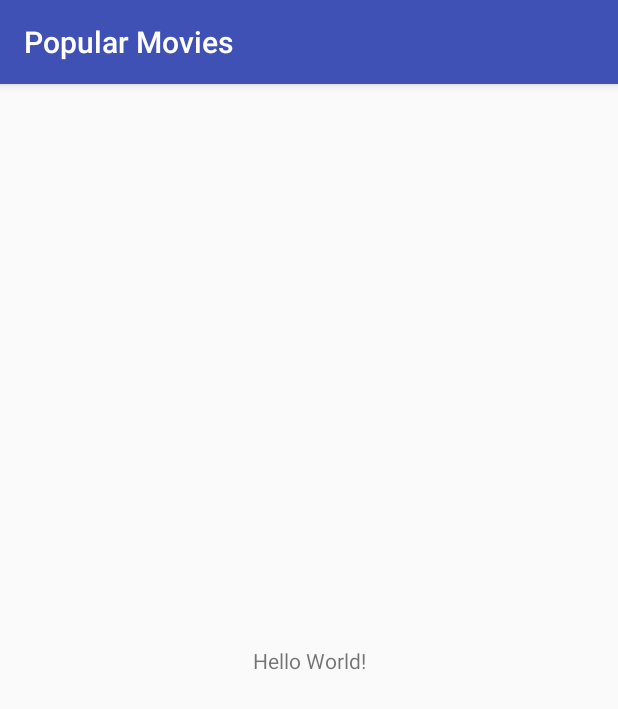
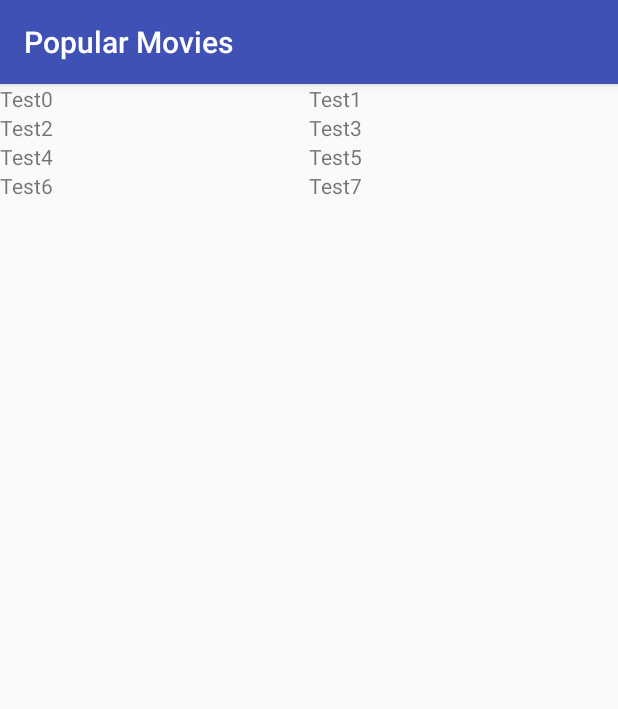
Before and after one commit to kwiecien/popular_movies, an Android app: the screen it shows after launch (MoviePostersActivity), on a phone screen of 412 x 824 dp. Shown: the top 709 px of the screen. Run offline under Robolectric (Android 15) with nearby library versions, the phone set to English and light mode, and no system bars.

Commit message:
feat: Add MoviePostersFragment with GridView

```diff
--- a/app/build.gradle
+++ b/app/build.gradle
@@ -16,6 +16,10 @@ android {
             proguardFiles getDefaultProguardFile('proguard-android.txt'), 'proguard-rules.pro'
         }
     }
+    compileOptions {
+        targetCompatibility 1.8
+        sourceCompatibility 1.8
+    }
 }
 
 repositories {
--- /dev/null
+++ b/app/src/main/java/com/kk/popularmovies/MoviePostersFragment.java
@@ -0,0 +1,44 @@
+package com.kk.popularmovies;
+
+import android.os.Bundle;
+import android.support.annotation.NonNull;
+import android.support.annotation.Nullable;
+import android.support.v4.app.Fragment;
+import android.view.LayoutInflater;
+import android.view.View;
+import android.view.ViewGroup;
+import android.widget.GridView;
+
+import com.kk.popularmovies.model.Movie;
+
+import java.time.LocalDate;
+import java.util.Arrays;
+
+public class MoviePostersFragment extends Fragment {
+
+    private MoviesAdapter mMoviesAdapter;
+
+    private Movie[] mMovies = {
+            new Movie.Builder("Test0", LocalDate.now()).build(),
+            new Movie.Builder("Test1", LocalDate.now()).build(),
+            new Movie.Builder("Test2", LocalDate.now()).build(),
+            new Movie.Builder("Test3", LocalDate.now()).build(),
+            new Movie.Builder("Test4", LocalDate.now()).build(),
+            new Movie.Builder("Test5", LocalDate.now()).build(),
+            new Movie.Builder("Test6", LocalDate.now()).build(),
+            new Movie.Builder("Test7", LocalDate.now()).build(),
+    };
+
+    public MoviePostersFragment() {
+    }
+
+    @Nullable
+    @Override
+    public View onCreateView(@NonNull LayoutInflater inflater, @Nullable ViewGroup container, @Nullable Bundle savedInstanceState) {
+        View rootView = inflater.inflate(R.layout.fragment_movie_posters, container, false);
+        mMoviesAdapter = new MoviesAdapter(getActivity(), Arrays.asList(mMovies));
+        GridView gridView = rootView.findViewById(R.id.movies_gv);
+        gridView.setAdapter(mMoviesAdapter);
+        return rootView;
+    }
+}
--- a/app/src/main/java/com/kk/popularmovies/MoviesAdapter.java
+++ b/app/src/main/java/com/kk/popularmovies/MoviesAdapter.java
@@ -8,6 +8,7 @@ import android.view.View;
 import android.view.ViewGroup;
 import android.widget.ArrayAdapter;
 import android.widget.ImageView;
+import android.widget.TextView;
 
 import com.kk.popularmovies.model.Movie;
 
@@ -26,11 +27,15 @@ public class MoviesAdapter extends ArrayAdapter<Movie> {
             convertView = LayoutInflater.from(getContext()).inflate(R.layout.list_item_movie, parent, false);
         }
         Movie movie = getItem(position);
-        ImageView poster = convertView.findViewById(R.id.list_item_movie_iv);
 
+        ImageView posterIv = convertView.findViewById(R.id.list_item_poster_iv);
         int imageThumbnail = movie.getImageThumbnail();
-        poster.setImageResource(imageThumbnail); // TODO: Correct way of handling imageThumbnails
+        posterIv.setImageResource(imageThumbnail); // TODO: Correct way of handling imageThumbnails
 
-        return super.getView(position, convertView, parent);
+        TextView titleTv = convertView.findViewById(R.id.list_item_title_tv);
+        String title = movie.getTitle();
+        titleTv.setText(title);
+
+        return convertView;
     }
 }
--- a/app/src/main/java/com/kk/popularmovies/model/Movie.java
+++ b/app/src/main/java/com/kk/popularmovies/model/Movie.java
@@ -10,7 +10,7 @@ public class Movie {
     private final float mUserRating;
 
     private Movie(Builder builder) {
-        mTitle = builder.mPlotSynopsis;
+        mTitle = builder.mTitle;
         mReleaseDate = builder.mReleaseDate;
         mImageThumbnail = builder.mImageThumbnail;
         mPlotSynopsis = builder.mPlotSynopsis;
@@ -19,6 +19,10 @@ public class Movie {
 
     public int getImageThumbnail() {
         return mImageThumbnail;
+    }
+
+    public String getTitle() {
+        return mTitle;
     }
 
     public static class Builder {
@@ -31,6 +35,10 @@ public class Movie {
         public Builder(String title, LocalDate releaseDate) {
             mTitle = title;
             mReleaseDate = releaseDate;
+        }
+
+        public Movie build() {
+            return new Movie(this);
         }
 
         public Builder withImageThumbnail(int imageThumbnail) {
--- a/app/src/main/res/layout/activity_movie_posters.xml
+++ b/app/src/main/res/layout/activity_movie_posters.xml
@@ -1,18 +1,8 @@
 <?xml version="1.0" encoding="utf-8"?>
-<android.support.constraint.ConstraintLayout xmlns:android="http://schemas.android.com/apk/res/android"
-    xmlns:app="http://schemas.android.com/apk/res-auto"
+<fragment xmlns:android="http://schemas.android.com/apk/res/android"
     xmlns:tools="http://schemas.android.com/tools"
+    android:id="@+id/movie_posters_fragment"
+    android:name="com.kk.popularmovies.MoviePostersFragment"
     android:layout_width="match_parent"
     android:layout_height="match_parent"
-    tools:context="com.kk.popularmovies.MoviePostersActivity">
-
-    <TextView
-        android:layout_width="wrap_content"
-        android:layout_height="wrap_content"
-        android:text="Hello World!"
-        app:layout_constraintBottom_toBottomOf="parent"
-        app:layout_constraintLeft_toLeftOf="parent"
-        app:layout_constraintRight_toRightOf="parent"
-        app:layout_constraintTop_toTopOf="parent" />
-
-</android.support.constraint.ConstraintLayout>
+    tools:layout="@layout/fragment_movie_posters" />
--- /dev/null
+++ b/app/src/main/res/layout/fragment_movie_posters.xml
@@ -0,0 +1,14 @@
+<?xml version="1.0" encoding="utf-8"?>
+<FrameLayout xmlns:android="http://schemas.android.com/apk/res/android"
+    xmlns:tools="http://schemas.android.com/tools"
+    android:layout_width="match_parent"
+    android:layout_height="match_parent"
+    tools:context=".MoviePostersActivity">
+
+    <GridView
+        android:id="@+id/movies_gv"
+        android:layout_width="match_parent"
+        android:layout_height="match_parent"
+        android:numColumns="2" />
+
+</FrameLayout>
--- a/app/src/main/res/layout/list_item_movie.xml
+++ b/app/src/main/res/layout/list_item_movie.xml
@@ -4,9 +4,14 @@
     android:layout_height="match_parent">
 
     <ImageView
-        android:id="@+id/list_item_movie_iv"
+        android:id="@+id/list_item_poster_iv"
         android:layout_width="match_parent"
         android:layout_height="match_parent"
         android:contentDescription="@string/list_item_movie_content_description" />
 
+    <TextView
+        android:id="@+id/list_item_title_tv"
+        android:layout_width="match_parent"
+        android:layout_height="match_parent" />
+
 </FrameLayout>
```
